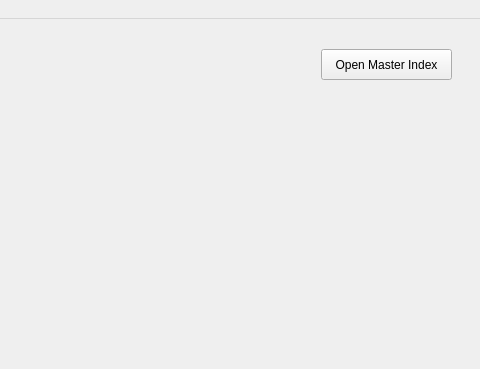
This is gui/ui/main_window.ui in Unmask06/Need-List as Qt 5 draws it before an edit; both pictures show x 559 to 1039 and y 0 to 369 of the 1039 by 619 pixel window. The edited form follows.
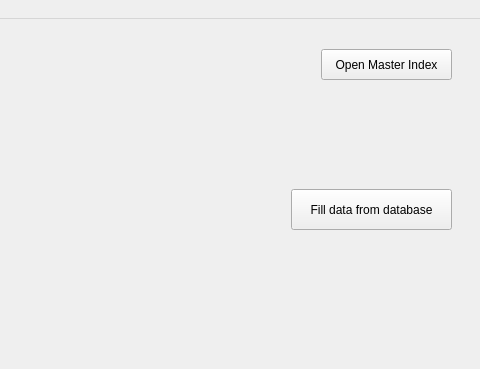
This is the edited form.

Commit message: Move:write2XL to parent, Add:fill missing data

```diff
--- a/gui/ui/main_window.ui
+++ b/gui/ui/main_window.ui
@@ -161,6 +161,19 @@
      <string>Open Master Index</string>
     </property>
    </widget>
+   <widget class="QPushButton" name="pb_RunFillData">
+    <property name="geometry">
+     <rect>
+      <x>850</x>
+      <y>170</y>
+      <width>161</width>
+      <height>41</height>
+     </rect>
+    </property>
+    <property name="text">
+     <string>Fill data from database</string>
+    </property>
+   </widget>
   </widget>
   <widget class="QMenuBar" name="menubar">
    <property name="geometry">
```
The commit also changes 7 other files.
